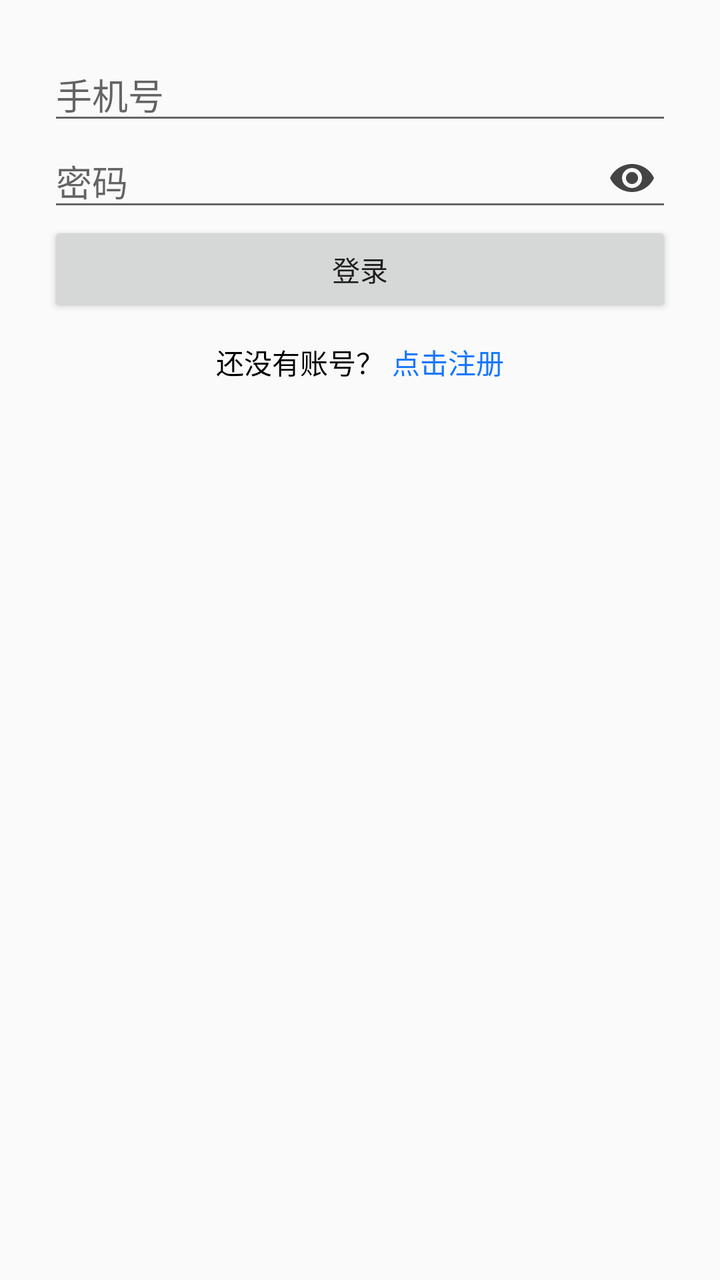
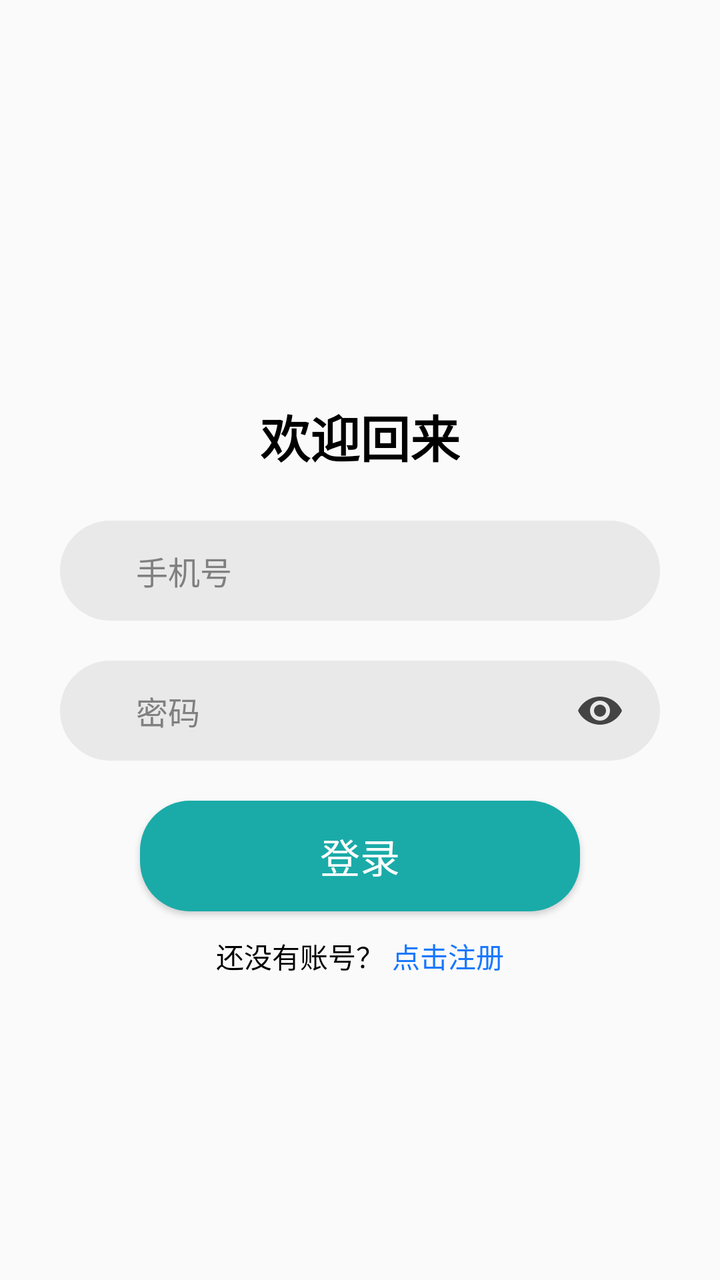

Compare the two renders of this Android layout. The source of the first and the diff that turns it into the second are given below.
<!-- AndroidManifest.xml: application theme Theme.Note -->
<!-- res/layout/activity_login.xml -->
<layout xmlns:android="http://schemas.android.com/apk/res/android"
    xmlns:app="http://schemas.android.com/apk/res-auto"
    xmlns:tools="http://schemas.android.com/tools">

    <androidx.constraintlayout.widget.ConstraintLayout
        android:id="@+id/main"
        android:layout_width="match_parent"
        android:layout_height="match_parent"
        android:padding="24dp"
        tools:context=".ui.user.LoginActivity">

        <EditText
            android:id="@+id/etPhone"
            android:layout_width="0dp"
            android:layout_height="wrap_content"
            android:hint="手机号"
            android:inputType="phone"
            android:maxLines="1"
            app:layout_constraintEnd_toEndOf="parent"
            app:layout_constraintStart_toStartOf="parent"
            app:layout_constraintTop_toTopOf="parent"
            app:layout_constraintVertical_chainStyle="packed" />

        <EditText
            android:id="@+id/etPassword"
            android:layout_width="0dp"
            android:layout_height="wrap_content"
            android:hint="密码"
            android:inputType="textPassword"
            android:maxLines="1"
            android:paddingEnd="48dp"
            app:layout_constraintEnd_toEndOf="parent"
            app:layout_constraintStart_toStartOf="parent"
            app:layout_constraintTop_toBottomOf="@id/etPhone" />

        <ImageView
            android:id="@+id/ivPwdToggle"
            android:layout_width="24dp"
            android:layout_height="24dp"
            android:layout_marginEnd="8dp"
            android:contentDescription="显示/隐藏密码"
            android:src="@drawable/ic_eye"
            app:layout_constraintBottom_toBottomOf="@id/etPassword"
            app:layout_constraintEnd_toEndOf="@id/etPassword"
            app:layout_constraintTop_toTopOf="@id/etPassword" />

        <Button
            android:id="@+id/btnLogin"
            android:layout_width="0dp"
            android:layout_height="wrap_content"
            android:text="登录"
            app:layout_constraintEnd_toEndOf="parent"
            app:layout_constraintStart_toStartOf="parent"
            app:layout_constraintTop_toBottomOf="@id/etPassword" />

        <LinearLayout
            android:id="@+id/layoutToRegister"
            android:layout_width="wrap_content"
            android:layout_height="wrap_content"
            android:layout_marginTop="12dp"
            android:orientation="horizontal"
            app:layout_constraintEnd_toEndOf="parent"
            app:layout_constraintStart_toStartOf="parent"
            app:layout_constraintTop_toBottomOf="@id/btnLogin">

            <TextView
                android:id="@+id/tvNoAccount"
                android:layout_width="wrap_content"
                android:layout_height="wrap_content"
                android:text="还没有账号？"
                android:textColor="@android:color/black" />

            <TextView
                android:id="@+id/tvRegister"
                android:layout_width="wrap_content"
                android:layout_height="wrap_content"
                android:layout_marginStart="4dp"
                android:text="点击注册"
                android:textColor="#1677FF" />
        </LinearLayout>
    </androidx.constraintlayout.widget.ConstraintLayout>
</layout>
<!-- resources referenced by this layout -->
<resources>
  <!-- drawable ic_eye (drawable) -->
  <?xml version="1.0" encoding="utf-8"?>
  <vector xmlns:android="http://schemas.android.com/apk/res/android"
      android:width="24dp"
      android:height="24dp"
      android:viewportWidth="24"
      android:viewportHeight="24">
  
      <path
          android:fillColor="#FF444444"
          android:pathData="M12,5C7,5 2.73,8.11 1,12c1.73,3.89 6,7 11,7s9.27,-3.11 11,-7c-1.73,-3.89 -6,-7 -11,-7zM12,17c-2.76,0 -5,-2.24 -5,-5s2.24,-5 5,-5 5,2.24 5,5 -2.24,5 -5,5z" />
      <path
          android:fillColor="#FF444444"
          android:pathData="M12,9c-1.66,0 -3,1.34 -3,3s1.34,3 3,3 3,-1.34 3,-3 -1.34,-3 -3,-3z" />
  </vector>
  <style name="Theme.Note" parent="Theme.AppCompat.Light.NoActionBar" />
</resources>

<!-- the commit's change to res/layout/activity_login.xml (unified diff, before → after) -->
@@ -6,52 +6,107 @@
         android:id="@+id/main"
         android:layout_width="match_parent"
         android:layout_height="match_parent"
-        android:padding="24dp"
+        android:paddingHorizontal="30dp"
         tools:context=".ui.user.LoginActivity">
 
-        <EditText
-            android:id="@+id/etPhone"
-            android:layout_width="0dp"
+        <TextView
+            android:id="@+id/text1"
+            android:layout_width="wrap_content"
             android:layout_height="wrap_content"
-            android:hint="手机号"
-            android:inputType="phone"
-            android:maxLines="1"
+            android:layout_marginTop="200dp"
+            android:text="欢迎回来"
+            android:textStyle="bold"
+            android:textColor="@color/black"
+            android:textSize="25sp"
             app:layout_constraintEnd_toEndOf="parent"
             app:layout_constraintStart_toStartOf="parent"
-            app:layout_constraintTop_toTopOf="parent"
-            app:layout_constraintVertical_chainStyle="packed" />
+            app:layout_constraintTop_toTopOf="parent" />
 
-        <EditText
-            android:id="@+id/etPassword"
-            android:layout_width="0dp"
+        <LinearLayout
+            android:id="@+id/linearInputs"
+            android:layout_width="match_parent"
             android:layout_height="wrap_content"
-            android:hint="密码"
-            android:inputType="textPassword"
-            android:maxLines="1"
-            android:paddingEnd="48dp"
+            android:layout_marginTop="24dp"
+            android:orientation="vertical"
             app:layout_constraintEnd_toEndOf="parent"
             app:layout_constraintStart_toStartOf="parent"
-            app:layout_constraintTop_toBottomOf="@id/etPhone" />
+            app:layout_constraintTop_toBottomOf="@id/text1">
 
-        <ImageView
-            android:id="@+id/ivPwdToggle"
-            android:layout_width="24dp"
-            android:layout_height="24dp"
-            android:layout_marginEnd="8dp"
-            android:contentDescription="显示/隐藏密码"
-            android:src="@drawable/ic_eye"
-            app:layout_constraintBottom_toBottomOf="@id/etPassword"
-            app:layout_constraintEnd_toEndOf="@id/etPassword"
-            app:layout_constraintTop_toTopOf="@id/etPassword" />
+            
+            <LinearLayout
+                android:layout_width="match_parent"
+                android:layout_height="50dp"
+                android:layout_marginBottom="20dp"
+                android:background="@drawable/bg_input"
+                android:backgroundTint="#E2E2E2"
+                android:orientation="horizontal"
+                android:paddingHorizontal="10dp">
+
+                <EditText
+                    android:id="@+id/etPhone"
+                    android:layout_width="0dp"
+                    android:layout_height="match_parent"
+                    android:layout_marginStart="20dp"
+                    android:layout_weight="1"
+                    android:background="@color/transparent"
+                    android:hint="手机号"
+                    android:inputType="phone"
+                    android:maxLength="11"
+                    android:maxLines="1"
+                    android:padding="8dp"
+                    android:textColorHint="@color/gray"
+                    android:textSize="16sp" />
+            </LinearLayout>
+
+            
+            <LinearLayout
+                android:layout_width="match_parent"
+                android:layout_height="50dp"
+                android:layout_marginBottom="20dp"
+                android:background="@drawable/bg_input"
+                android:backgroundTint="#E2E2E2"
+                android:orientation="horizontal"
+                android:gravity="center_vertical"
+                android:paddingHorizontal="10dp">
+
+                <EditText
+                    android:id="@+id/etPassword"
+                    android:layout_width="0dp"
+                    android:layout_height="match_parent"
+                    android:layout_marginStart="20dp"
+                    android:layout_weight="1"
+                    android:background="@color/transparent"
+                    android:hint="密码"
+                    android:inputType="textPassword"
+                    android:maxLines="1"
+                    android:padding="8dp"
+                    android:textColorHint="@color/gray"
+                    android:textSize="16sp" />
+
+                <ImageView
+                    android:id="@+id/ivPwdToggle"
+                    android:layout_width="24dp"
+                    android:layout_height="24dp"
+                    android:layout_marginEnd="8dp"
+                    android:contentDescription="显示/隐藏密码"
+                    android:src="@drawable/ic_eye" />
+            </LinearLayout>
+        </LinearLayout>
 
         <Button
             android:id="@+id/btnLogin"
-            android:layout_width="0dp"
+            android:layout_width="match_parent"
             android:layout_height="wrap_content"
+            android:layout_marginHorizontal="40dp"
+            android:background="@drawable/bg_button"
+            android:gravity="center"
+            android:paddingVertical="13dp"
             android:text="登录"
+            android:textColor="@color/white"
+            android:textSize="20sp"
             app:layout_constraintEnd_toEndOf="parent"
             app:layout_constraintStart_toStartOf="parent"
-            app:layout_constraintTop_toBottomOf="@id/etPassword" />
+            app:layout_constraintTop_toBottomOf="@id/linearInputs" />
 
         <LinearLayout
             android:id="@+id/layoutToRegister"
<!-- resource entries referenced after the edit -->
@@ -1,5 +1,26 @@
 <!-- resources referenced by this layout -->
 <resources>
+  <color name="black">#000000</color>
+  <color name="gray">#808080</color>
+  <color name="transparent">#00000000</color>
+  <color name="white">#FFFFFF</color>
+  <!-- drawable bg_button (drawable) -->
+  <?xml version="1.0" encoding="utf-8"?>
+  <shape xmlns:android="http://schemas.android.com/apk/res/android">
+  
+      <corners android:radius="25dp"/>
+  
+      <solid android:color="@color/main_color"/>
+  </shape>
+  <!-- drawable bg_input (drawable) -->
+  <?xml version="1.0" encoding="utf-8"?>
+  <shape xmlns:android="http://schemas.android.com/apk/res/android">
+  
+      <corners android:radius="25dp"/>
+  
+  
+      <solid android:color="@color/bg_input"/>
+  </shape>
   <!-- drawable ic_eye (drawable) -->
   <?xml version="1.0" encoding="utf-8"?>
   <vector xmlns:android="http://schemas.android.com/apk/res/android"
@@ -16,5 +37,7 @@
           android:pathData="M12,9c-1.66,0 -3,1.34 -3,3s1.34,3 3,3 3,-1.34 3,-3 -1.34,-3 -3,-3z" />
   </vector>
   <style name="Theme.Note" parent="Theme.AppCompat.Light.NoActionBar" />
+  <color name="main_color">#1AABA8</color>
+  <color name="bg_input">#ADFFFFFF</color>
 </resources>
 
